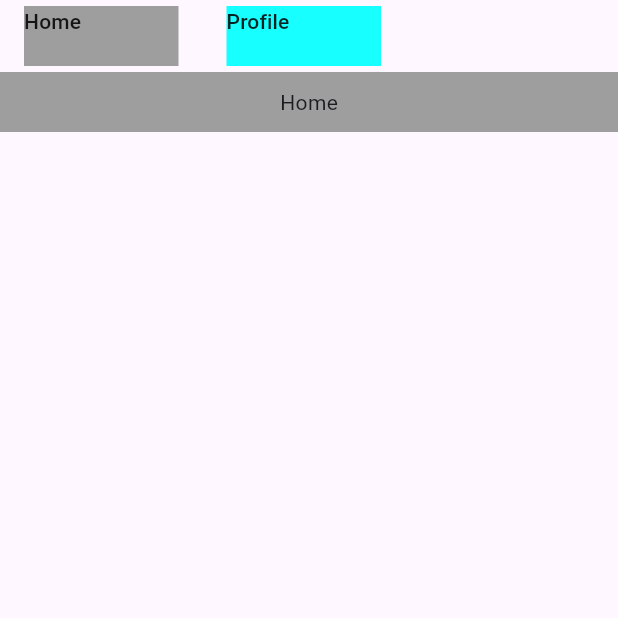
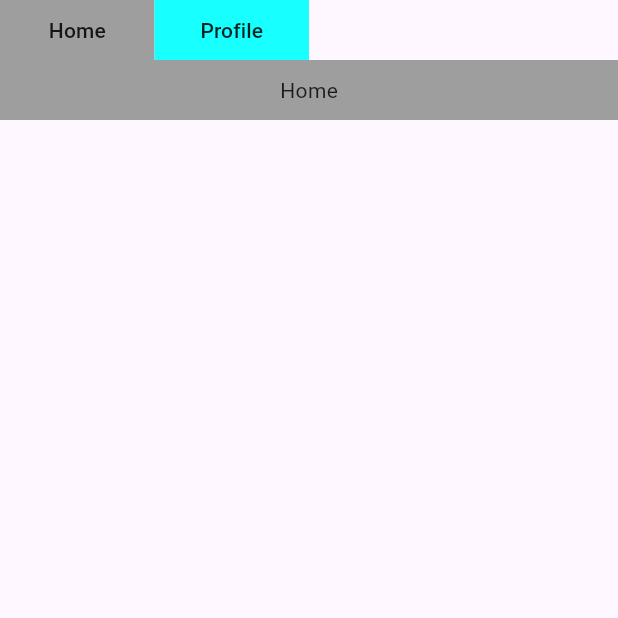
Before and after one commit to Chronoss0518/flutter_profile_web, a Flutter app: the screen it shows after launch, on a phone screen of 412 x 824 dp, the top half of it. Run offline on Flutter 3.47's test engine with Material 3 defaults, Android fonts, the light colour scheme and no system bars.

Commit message:
Buttonの順番を修正

```diff
--- a/lib/component/menu.dart
+++ b/lib/component/menu.dart
@@ -30,14 +30,14 @@ class HeaderMenu extends StatelessWidget
     String title,
     Color thema)
   {
-    return MaterialButton(
-      onPressed: (){_changePage(context, pageKey);},
-      child: Container(
-        color: thema,
-        width: width,
-        height: height,
-        child: Text(title),
-        )
+    return Container(
+      color: thema,
+      width: width,
+      height: height,
+      child: MaterialButton(
+        onPressed: (){_changePage(context, pageKey);},
+        child: Center(child: Text(title)),
+      ),
     );
   }
 
```
